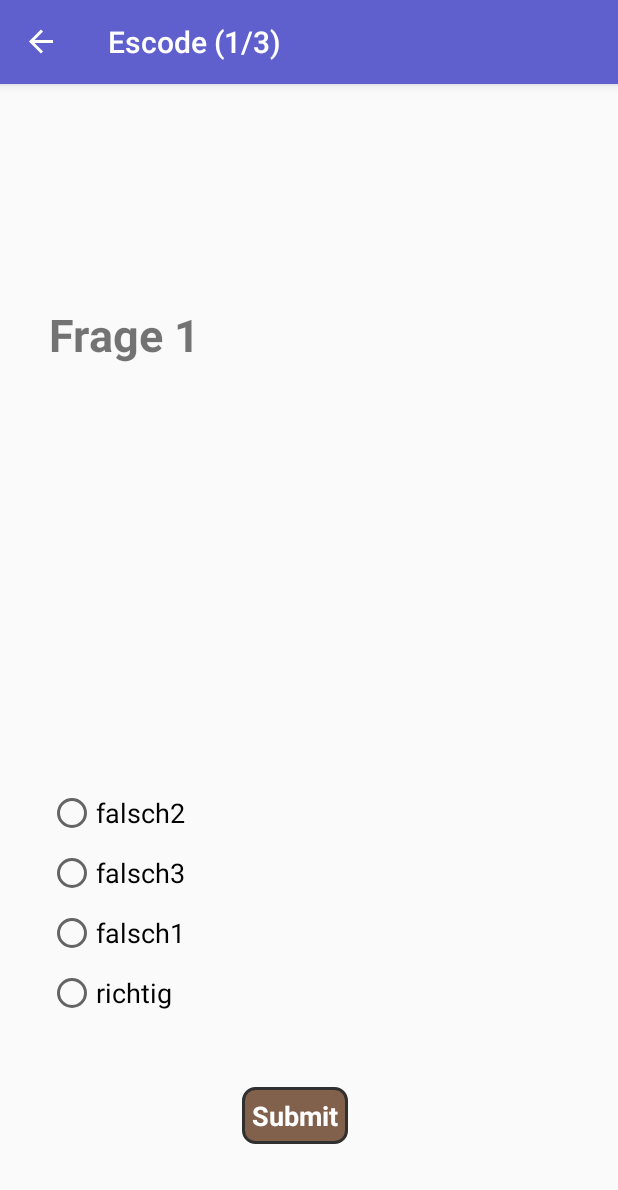
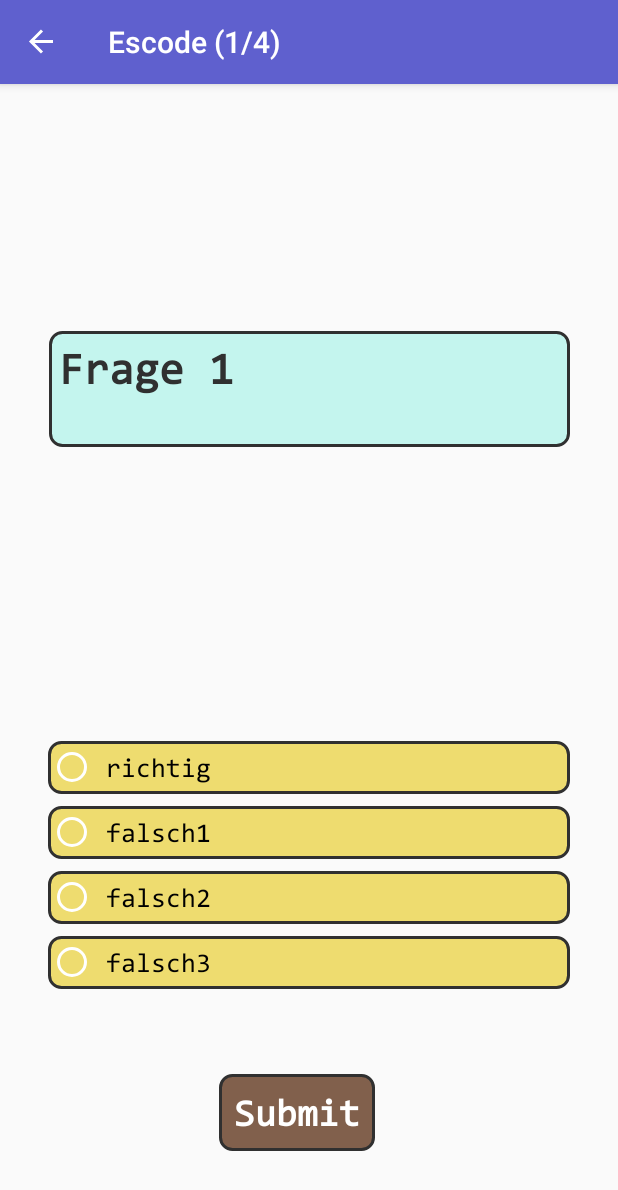
Before and after one commit to vertigonale/escode, an Android app: the GameFragment screen opened through its navigation route, after a tap on "Submit", on a phone screen of 412 x 824 dp. Shown: the top 1190 px of the screen. Run offline under Robolectric (Android 15) with nearby library versions, the phone set to English and light mode, and no system bars; our stand-ins replace data binding, navigation-ui; 1 statement that could not run was skipped.

Commit message:
solved invisible checkbutton problem adjust submit btn; change radio style, question box; add new color;

```diff
--- a/trivia-android/app/src/main/java/com/example/android/navigation/GameFragment.kt
+++ b/trivia-android/app/src/main/java/com/example/android/navigation/GameFragment.kt
@@ -18,11 +18,15 @@ package com.example.android.navigation
 
 import androidx.databinding.DataBindingUtil
 import android.os.Bundle
+import android.provider.MediaStore
 import androidx.fragment.app.Fragment
 import androidx.appcompat.app.AppCompatActivity
 import android.view.LayoutInflater
 import android.view.View
 import android.view.ViewGroup
+import android.widget.RadioButton
+import android.widget.RadioGroup
+import android.widget.Toast
 import androidx.navigation.findNavController
 import com.example.android.navigation.databinding.FragmentGameBinding
 //import kotlinx.android.synthetic.main.fragment_game.*
@@ -62,7 +66,9 @@ class GameFragment : Fragment() {
     lateinit var currentQuestion: Question
     lateinit var answers: MutableList<String>
     private var questionIndex = 0
-    private val numQuestions = Math.min((questions.size + 1) / 2, 3)
+    private val numQuestions = 4
+
+    /*Math.min((questions.size + 1) / 2, 3)*/
 
 
     override fun onCreateView(inflater: LayoutInflater, container: ViewGroup?,
@@ -81,14 +87,21 @@ class GameFragment : Fragment() {
 
         // Set the onClickListener for the submitButton
         binding.submitButton.setOnClickListener { view: View ->
+
+            val radioGroup = binding.questionRadioGroup
+            val btn0 = binding.btn0
+            val btn1 = binding.btn1
+            val btn2 = binding.btn2
+            val btn3 = binding.btn3
+
             val checkedId = binding.questionRadioGroup.checkedRadioButtonId
             // Do nothing if nothing is checked (id == -1)
             if (-1 != checkedId) {
                 var answerIndex = 0
                 when (checkedId) {
-                    R.id.secondAnswerRadioButton -> answerIndex = 1
-                    R.id.thirdAnswerRadioButton -> answerIndex = 2
-                    R.id.fourthAnswerRadioButton -> answerIndex = 3
+                    R.id.btn1 -> answerIndex = 1
+                    R.id.btn2 -> answerIndex = 2
+                    R.id.btn3 -> answerIndex = 3
                 }
                 // The first answer in the original question is always the correct one, so if our
                 // answer matches, we have the correct answer.
@@ -105,7 +118,19 @@ class GameFragment : Fragment() {
                     }
                 } else {
                     // Game over! A wrong answer sends us to the gameOverFragment.
-                    view.findNavController().navigate(GameFragmentDirections.actionGameFragmentToGameDialog())
+                    view.findNavController().navigate(GameFragmentDirections.actionGameFragmentToSelf())
+
+                    lateinit var selectedBtn: RadioButton
+
+                    when (checkedId) {
+                        R.id.btn0 -> selectedBtn = btn0
+                        R.id.btn1 -> selectedBtn = btn1
+                        R.id.btn2 -> selectedBtn = btn2
+                        R.id.btn3 -> selectedBtn = btn3
+                    }
+
+                    selectedBtn.isEnabled = false   // mögliche probleme? --> lifecycle? // problem zone!
+
                 }
             }
         }
@@ -134,10 +159,13 @@ class GameFragment : Fragment() {
         currentQuestion = questions[questionIndex]
         // randomize the answers into a copy of the array
         answers = currentQuestion.answers.toMutableList()
-        // and shuffle them
-        answers.shuffle()
+
+        /*// and shuffle them
+        answers.shuffle()*/
+
         (activity as AppCompatActivity).supportActionBar?.title = getString(R.string.title_android_trivia_question, questionIndex + 1, numQuestions)
     }
+
 
 
 
--- /dev/null
+++ b/trivia-android/app/src/main/res/drawable/a_btn_game_enabled.xml
@@ -0,0 +1,20 @@
+<?xml version="1.0" encoding="utf-8"?>
+
+<shape xmlns:android="http://schemas.android.com/apk/res/android" android:shape="rectangle">
+<!--    <gradient-->
+<!--        android:startColor="#F2F2F2"-->
+<!--        android:centerColor="#A4A4A4"-->
+<!--        android:endColor="#F2F2F2"-->
+<!--        android:angle="90"/>-->
+    <solid
+        android:color="@color/bgSand_Light" />
+
+    <padding android:left="7dp"
+        android:top="7dp"
+        android:right="7dp"
+        android:bottom="7dp" />
+    <stroke
+        android:width="2dip"
+        android:color="#303030" />
+    <corners android:radius= "8dp" />
+</shape>
--- /dev/null
+++ b/trivia-android/app/src/main/res/drawable/a_btn_game_q.xml
@@ -0,0 +1,20 @@
+<?xml version="1.0" encoding="utf-8"?>
+
+<shape xmlns:android="http://schemas.android.com/apk/res/android" android:shape="rectangle">
+    <!--    <gradient-->
+    <!--        android:startColor="#F2F2F2"-->
+    <!--        android:centerColor="#A4A4A4"-->
+    <!--        android:endColor="#F2F2F2"-->
+    <!--        android:angle="90"/>-->
+    <solid
+        android:color="#6572EEDC" />
+
+    <padding android:left="7dp"
+        android:top="7dp"
+        android:right="7dp"
+        android:bottom="7dp" />
+    <stroke
+        android:width="2dip"
+        android:color="#303030" />
+    <corners android:radius= "8dp" />
+</shape>
--- a/trivia-android/app/src/main/res/layout/fragment_game.xml
+++ b/trivia-android/app/src/main/res/layout/fragment_game.xml
@@ -38,14 +38,16 @@
 
             <TextView
                 android:id="@+id/questionText"
+                android:background="@drawable/a_btn_game_q"
                 android:layout_width="347dp"
                 android:layout_height="77dp"
-                android:fontFamily="sans-serif"
+                android:fontFamily="@font/f_consolas"
                 android:text="@{game.currentQuestion.text}"
                 android:textSize="@dimen/question_text_size"
                 android:textStyle="bold"
+                android:textColor="@color/lightBlack"
                 android:typeface="normal"
-                app:layout_constraintBottom_toBottomOf="parent"
+                app:layout_constraintBottom_toTopOf="@id/questionRadioGroup"
                 app:layout_constraintEnd_toEndOf="parent"
                 app:layout_constraintStart_toStartOf="parent"
                 app:layout_constraintTop_toTopOf="parent"
@@ -54,10 +56,11 @@
 
             <RadioGroup
                 android:id="@+id/questionRadioGroup"
+
                 android:layout_width="0dp"
                 android:layout_height="wrap_content"
                 android:layout_marginStart="@dimen/question_horizontal_margin"
-                android:layout_marginTop="100dp"
+                android:layout_marginTop="32dp"
                 android:layout_marginEnd="@dimen/question_horizontal_margin"
                 android:animateLayoutChanges="true"
                 android:orientation="vertical"
@@ -67,35 +70,47 @@
                 app:layout_constraintTop_toBottomOf="@+id/questionText">
 
                 <RadioButton
-                    android:id="@+id/firstAnswerRadioButton"
+                    android:id="@+id/btn0"
+                    android:fontFamily="@font/f_consolas"
                     android:layout_width="match_parent"
                     android:layout_height="wrap_content"
                     android:layout_marginBottom="@dimen/question_vertical_margin"
+                    android:background="@drawable/a_btn_game_enabled"
                     android:text="@{game.answers[0]}"
-                    android:textSize="@dimen/answer_text_size" />
+                    android:textSize="@dimen/answer_text_size"
+                    android:theme="@style/RadioButtonStyle"/>
 
                 <RadioButton
-                    android:id="@+id/secondAnswerRadioButton"
+                    android:id="@+id/btn1"
+                    android:fontFamily="@font/f_consolas"
                     android:layout_width="match_parent"
                     android:layout_height="wrap_content"
                     android:layout_marginBottom="@dimen/question_vertical_margin"
+                    android:background="@drawable/a_btn_game_enabled"
                     android:text="@{game.answers[1]}"
-                    android:textSize="@dimen/answer_text_size" />
+                    android:textSize="@dimen/answer_text_size"
+                    android:theme="@style/RadioButtonStyle"/>
 
                 <RadioButton
-                    android:id="@+id/thirdAnswerRadioButton"
+                    android:id="@+id/btn2"
+                    android:fontFamily="@font/f_consolas"
                     android:layout_width="match_parent"
                     android:layout_height="wrap_content"
                     android:layout_marginBottom="@dimen/question_vertical_margin"
+                    android:background="@drawable/a_btn_game_enabled"
                     android:text="@{game.answers[2]}"
-                    android:textSize="@dimen/answer_text_size" />
+                    android:textSize="@dimen/answer_text_size"
+                    android:theme="@style/RadioButtonStyle"/>
 
                 <RadioButton
-                    android:id="@+id/fourthAnswerRadioButton"
+                    android:id="@+id/btn3"
+                    android:fontFamily="@font/f_consolas"
                     android:layout_width="match_parent"
                     android:layout_height="wrap_content"
+                    android:background="@drawable/a_btn_game_enabled"
                     android:text="@{game.answers[3]}"
-                    android:textSize="@dimen/answer_text_size" />
+                    android:textSize="@dimen/answer_text_size"
+                    android:theme="@style/RadioButtonStyle"/>
             </RadioGroup>
 
             <Button
@@ -104,14 +119,15 @@
                 android:layout_height="wrap_content"
                 android:layout_marginStart="@dimen/question_horizontal_margin"
                 android:layout_marginEnd="@dimen/question_horizontal_margin"
+                android:fontFamily="@font/f_consolas"
+                android:padding="10sp"
                 android:text="@string/submit_button"
-                android:textSize="@dimen/button_text_size"
+                android:textSize="25sp"
                 app:layout_constraintBottom_toBottomOf="parent"
                 app:layout_constraintEnd_toEndOf="parent"
                 app:layout_constraintHorizontal_bias="0.467"
                 app:layout_constraintStart_toStartOf="parent"
-                app:layout_constraintTop_toTopOf="parent"
-                app:layout_constraintVertical_bias="0.916" />
+                app:layout_constraintTop_toBottomOf="@+id/questionRadioGroup" />
 
 
         </androidx.constraintlayout.widget.ConstraintLayout>
--- a/trivia-android/app/src/main/res/navigation/navigation.xml
+++ b/trivia-android/app/src/main/res/navigation/navigation.xml
@@ -35,8 +35,11 @@
         android:label="@string/android_trivia"
         tools:layout="@layout/fragment_game">
         <action
-            android:id="@+id/action_gameFragment_to_gameDialog"
+            android:id="@+id/actionGameFragmentToGameDialog"
             app:destination="@id/gameDialogFragment" />
+        <action
+            android:id="@+id/actionGameFragmentToSelf"
+            app:destination="@id/gameFragment" />
     </fragment>
     <fragment
         android:id="@+id/rulesFragment"
--- a/trivia-android/app/src/main/res/values/colors.xml
+++ b/trivia-android/app/src/main/res/values/colors.xml
@@ -36,12 +36,14 @@
 
     <!-- Background, etc. -->
     <color name="bgSky">#72EEDC</color>
-    <color name="bgSand">#eedc6f</color>
+    <color name="bgSand_Light">#eedc6f</color>
+    <color name="bgSand_Dark">#D1C689</color>
     <color name="menuBtn">#81604c</color>
     <color name="menuBtnPressed">#745744</color>
     <color name="navCol">#5F60CE</color>
     <color name="notCol">#6930C3</color>
 
+    <color name="lightBlack">#303030</color>
 
     <color name="purple">#7400B8</color>
     <color name="slateblue">#5E60CE</color>
--- a/trivia-android/app/src/main/res/values/styles.xml
+++ b/trivia-android/app/src/main/res/values/styles.xml
@@ -16,8 +16,6 @@
 
 <resources>
 
-
-
     <style name="button" parent="@android:style/Widget.Button">
         <item name="android:gravity">center_vertical|center_horizontal</item>
         <item name="android:textColor">#FFFFFFFF</item>
@@ -27,8 +25,13 @@
         <item name="android:shadowRadius">0.2</item>
         <item name="android:textSize">35sp</item>
         <item name="android:textStyle">bold</item>
-        <item name="android:background">@drawable/a_btn</item>
+        <item name="android:background">@drawable/a_btn_general</item>
         <item name="android:focusable">true</item>
         <item name="android:clickable">true</item>
     </style>
+
+    <style name="RadioButtonStyle" parent="Theme.AppCompat.Light">
+        <item name="colorAccent">@color/lightBlack</item> <!-- when checked -->
+        <item name="android:textColorSecondary">@android:color/white</item> <!-- when unchecked -->
+    </style>
 </resources>
```
Also changed, not shown: trivia-android/app/src/main/res/drawable/a_btn_game.xml (added, +18 -0 lines), trivia-android/app/src/main/res/drawable/a_btn_game_disabled.xml (added, +20 -0 lines), trivia-android/app/src/main/res/drawable/a_btn_general.xml (renamed from trivia-android/app/src/main/res/drawable/a_btn.xml).
